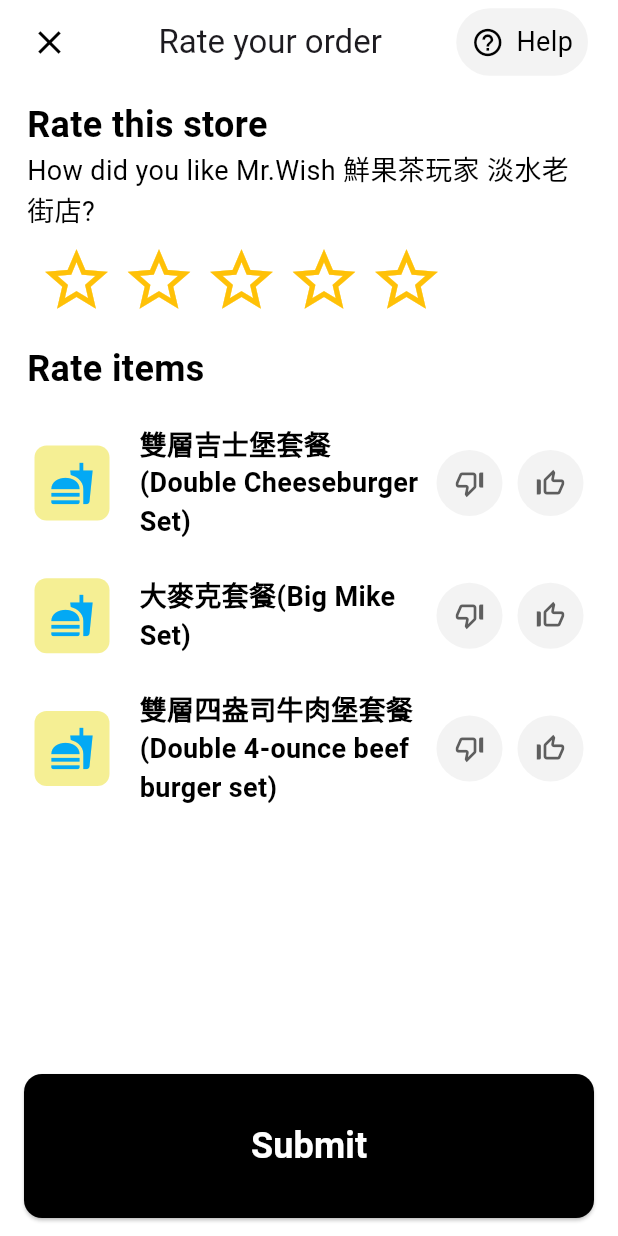
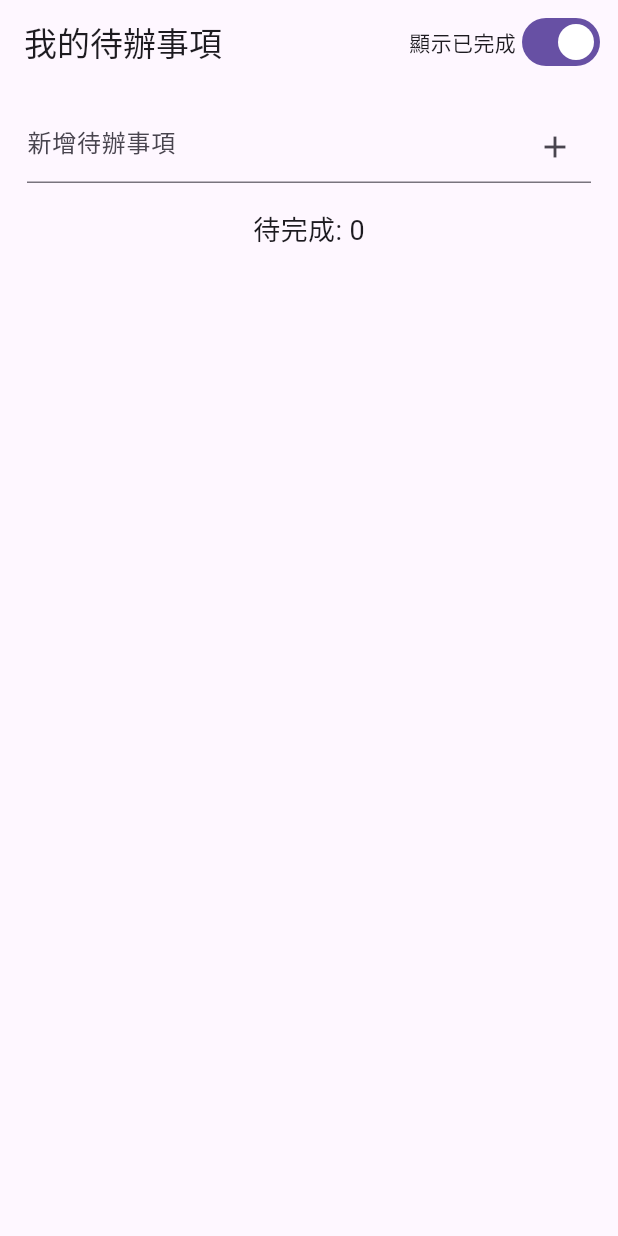
Before and after one commit to SmartManPeter/flutter_train, a Flutter app: the screen it shows after launch, on a phone screen of 412 x 824 dp. Run offline on Flutter 3.47's test engine with Material 3 defaults, Android fonts, the phone set to English and light mode, and no system bars.

Commit message:
hw-06初次上傳

```diff
--- /dev/null
+++ b/devtools_options.yaml
@@ -0,0 +1,3 @@
+description: This file stores settings for Dart & Flutter DevTools.
+documentation: https://docs.flutter.dev/tools/devtools/extensions#configure-extension-enablement-states
+extensions:
--- a/lib/data/rate_item_data.dart
+++ /dev/null
@@ -1,111 +0,0 @@
-import 'dart:convert';
-
-import 'package:flutter/services.dart';
-import 'package:flutter_riverpod/flutter_riverpod.dart';
-
-class RateItemData {
-  final int itemid;
-  final String itemname;
-  final List<Rate> rates;
-  bool isGood;
-  bool isBad;
-
-  // constructor
-  RateItemData({
-    required this.itemid,
-    required this.itemname,
-    required this.rates,
-    this.isGood = false,
-    this.isBad = false,
-  });
-
-  // fromJson
-  factory RateItemData.fromJson(Map<String, dynamic> json) {
-    return RateItemData(
-      itemid: json['id'],
-      itemname: json['name'],
-      rates: Rate.fromJsonList(json['rates']),
-    );
-  }
-  // fromJsonList
-  static List<RateItemData> fromJsonList(List<dynamic> list) {
-    return list.map((e) => RateItemData.fromJson(e)).toList();
-  }
-}
-
-class Rate {
-  final String ratevalue;
-  final String ratetext;
-  bool rateselected;
-
-  // constructor
-  Rate({
-    required this.ratevalue,
-    required this.ratetext,
-    required this.rateselected,
-  });
-
-  // fromJson
-  factory Rate.fromJson(Map<String, dynamic> json) {
-    return Rate(
-      ratevalue: json['ratevalue'],
-      ratetext: json['ratetext'],
-      rateselected: false,
-    );
-  }
-  // fromJsonList
-  static List<Rate> fromJsonList(List<dynamic> list) {
-    return list.map((e) => Rate.fromJson(e)).toList();
-  }
-}
-
-class RateNotifier extends StateNotifier<List<RateItemData>> {
-  RateNotifier() : super([]) {
-    loadRates();
-  }
-
-  Future<void> loadRates() async {
-    try {
-      final String jsonString = await rootBundle.loadString('assets/json/rate_item.json');
-      final List<dynamic> jsonData = jsonDecode(jsonString);
-      state = RateItemData.fromJsonList(jsonData);
-    } catch (e) {
-      throw Exception('Failed to load data: $e');
-    }
-  }
-
-  void toggleGood(int itemId) {
-    final item = state.firstWhere((item) => item.itemid == itemId);
-    if (item.isBad) {
-      for (var rate in item.rates) {
-        rate.rateselected = false;
-      }
-    }
-    item.isGood = true;
-    item.isBad = false;
-    state = List.from(state);
-  }
-
-  void toggleBad(int itemId) {
-    final item = state.firstWhere((item) => item.itemid == itemId);
-    if (item.isGood) {
-      for (var rate in item.rates) {
-        rate.rateselected = false;
-      }
-    }
-    item.isGood = false;
-    item.isBad = true;
-    state = List.from(state);
-  }
-
-  void toggleRateSelection(int itemId, String rateValue) {
-    final item = state.firstWhere((item) => item.itemid == itemId);
-    final rate = item.rates.firstWhere((rate) => rate.ratevalue == rateValue);
-    rate.rateselected = !rate.rateselected;
-    state = List.from(state);
-  }
-}
-
-final rateitemProvider = StateNotifierProvider<RateNotifier, List<RateItemData>>((ref) {
-  return RateNotifier();
-});
--- a/lib/main.dart
+++ b/lib/main.dart
@@ -1,159 +1,20 @@
 import 'package:flutter/material.dart';
-import 'package:flutter_riverpod/flutter_riverpod.dart';
-import 'package:homework1/widgets/rate_item.dart';
-import 'package:homework1/widgets/star_rating.dart';
+import 'package:provider/provider.dart';
+import 'package:homework1/widgets/todoScreen.dart';
 
 void main() {
-  runApp(ProviderScope(child: const MainApp()));
+  runApp(const MyApp());
 }
 
-class MainApp extends StatelessWidget {
-  const MainApp({super.key});
+class MyApp extends StatelessWidget {
+  const MyApp({super.key});
 
   @override
   Widget build(BuildContext context) {
-    return MaterialApp(
-      home: Scaffold(
-        backgroundColor: Colors.white,
-        appBar: AppBar(
-          surfaceTintColor: Colors.white,
-          backgroundColor: Colors.white,
-          elevation: 0,
-          leading: Transform.translate(
-            offset: Offset(5, 0),
-            child: Icon(
-              Icons.close,
-              color: Colors.black,
-              size: 26,
-            ),
-          ),
-          title: Row(
-            mainAxisAlignment: MainAxisAlignment.center,
-            children: [
-              Expanded(
-                child: Text('Rate your order', textAlign: TextAlign.center),
-              ),
-            ],
-          ),
-          actions: [
-            Row(
-              children: [
-                Container(
-                  height: 45,
-                  alignment: Alignment.center,
-                  decoration: BoxDecoration(
-                    color: Color(0xFFF3F3F3),
-                    borderRadius: BorderRadius.all(Radius.circular(24.0)), // 設置圓角半徑
-                  ),
-                  child: Row(
-                    children: [
-                      SizedBox(
-                        width: 10,
-                      ),
-                      Icon(
-                        Icons.help_outline,
-                        color: Colors.black,
-                        size: 22,
-                      ),
-                      SizedBox(
-                        width: 8,
-                      ),
-                      Text(
-                        "Help",
-                        style: TextStyle(
-                          color: Colors.black,
-                          fontSize: 18,
-                          fontWeight: FontWeight.normal,
-                        ),
-                      ),
-                      SizedBox(
-                        width: 10,
-                      ),
-                    ],
-                  ),
-                ),
-                SizedBox(
-                  width: 20,
-                ),
-              ],
-            )
-          ],
-        ),
-        body: Container(
-          color: Colors.white,
-          child: Padding(
-            padding: const EdgeInsets.only(top: 10, bottom: 0, left: 18.0, right: 18.0),
-            child: ListView(
-              children: [
-                Column(
-                  crossAxisAlignment: CrossAxisAlignment.start,
-                  children: [
-                    Text(
-                      'Rate this store',
-                      style: TextStyle(
-                        color: Colors.black,
-                        fontSize: 24,
-                        fontWeight: FontWeight.bold,
-                      ),
-                    ),
-                    Text(
-                      'How did you like Mr.Wish 鮮果茶玩家 淡水老街店?',
-                      style: TextStyle(
-                        color: Colors.black,
-                        fontSize: 18,
-                        fontWeight: FontWeight.normal,
-                      ),
-                    ),
-                    StarRating(
-                      rating: 0,
-                      onRatingChanged: (int value) {},
-                    ),
-                    SizedBox(
-                      height: 15,
-                    ),
-                    Text(
-                      'Rate items',
-                      style: TextStyle(
-                        color: Colors.black,
-                        fontSize: 24,
-                        fontWeight: FontWeight.bold,
-                      ),
-                    ),
-                    SizedBox(
-                      height: 15,
-                    ),
-                    RateList(),
-                  ],
-                ),
-              ],
-            ),
-          ),
-        ),
-        bottomNavigationBar: SizedBox(
-          height: 120,
-          child: BottomAppBar(
-            color: Colors.white,
-            child: ElevatedButton(
-              onPressed: () {},
-              style: ElevatedButton.styleFrom(
-                backgroundColor: Colors.black, // 設定按鈕顏色
-                foregroundColor: Colors.white, // 設定文字顏色
-                padding: EdgeInsets.symmetric(horizontal: 20, vertical: 12), // 內距
-                shape: RoundedRectangleBorder(
-                  borderRadius: BorderRadius.circular(12), // 圓角
-                ),
-              ),
-              child: Text(
-                "Submit",
-                style: TextStyle(
-                  color: Colors.white,
-                  fontSize: 24,
-                  fontWeight: FontWeight.bold,
-                ),
-              ),
-            ),
-          ),
-        ),
+    return ChangeNotifierProvider(
+      create: (context) => TodoProvider(),
+      child: MaterialApp(
+        home: TodoScreen(),
       ),
     );
   }
--- a/lib/widgets/rate_item.dart
+++ /dev/null
@@ -1,142 +0,0 @@
-import 'package:flutter/material.dart';
-import 'package:flutter_riverpod/flutter_riverpod.dart';
-import 'package:homework1/data/rate_item_data.dart';
-
-class RateItemWidget extends ConsumerWidget {
-  final RateItemData rateItem;
-
-  const RateItemWidget({super.key, required this.rateItem});
-
-  @override
-  Widget build(BuildContext context, WidgetRef ref) {
-    final rateNotifier = ref.watch(rateitemProvider.notifier);
-
-    return Column(
-      crossAxisAlignment: CrossAxisAlignment.start,
-      children: [
-        Padding(
-          padding: const EdgeInsets.only(top: 5, bottom: 5, left: 5, right: 5),
-          child: Row(
-            children: [
-              Container(
-                height: 50,
-                width: 50,
-                decoration: BoxDecoration(
-                  color: Color.fromARGB(184, 241, 233, 107),
-                  borderRadius: BorderRadius.all(Radius.circular(8.0)), // 設置圓角半徑
-                ),
-                child: Icon(
-                  Icons.fastfood,
-                  color: Colors.lightBlue,
-                  size: 30,
-                ),
-              ),
-              SizedBox(
-                width: 20,
-              ),
-              Expanded(
-                child: Text(
-                  rateItem.itemname,
-                  style: TextStyle(
-                    color: Colors.black,
-                    fontSize: 18,
-                    fontWeight: FontWeight.bold,
-                  ),
-                ),
-              ),
-              SizedBox(
-                width: 10,
-              ),
-              GestureDetector(
-                onTap: () => rateNotifier.toggleBad(rateItem.itemid),
-                child: Container(
-                  height: 44,
-                  width: 44,
-                  decoration: BoxDecoration(
-                    color: rateItem.isBad ? Colors.black : Color(0xFFF3F3F3),
-                    borderRadius: BorderRadius.all(Radius.circular(30.0)), // 設置圓角半徑
-                  ),
-                  child: Icon(
-                    Icons.thumb_down_off_alt,
-                    color: rateItem.isBad ? Color(0xFFF3F3F3) : Color(0xFF5E5E5E),
-                    size: 22,
-                  ),
-                ),
-              ),
-              SizedBox(
-                width: 10,
-              ),
-              GestureDetector(
-                onTap: () => rateNotifier.toggleGood(rateItem.itemid),
-                child: Container(
-                  height: 44,
-                  width: 44,
-                  decoration: BoxDecoration(
-                    color: rateItem.isGood ? Colors.black : Color(0xFFF3F3F3),
-                    borderRadius: BorderRadius.all(Radius.circular(30.0)), // 設置圓角半徑
-                  ),
-                  child: Icon(
-                    Icons.thumb_up_off_alt,
-                    color: rateItem.isGood ? Color(0xFFF3F3F3) : Color(0xFF5E5E5E),
-                    size: 22,
-                  ),
-                ),
-              ),
-            ],
-          ),
-        ),
-        SizedBox(
-          height: 5,
-        ),
-        if (rateItem.isBad)
-          Wrap(
-            spacing: 10.0,
-            runSpacing: 1.0,
-            children: rateItem.rates.map(
-              (rate) {
-                return ChoiceChip(
-                  showCheckmark: false,
-                  shape: RoundedRectangleBorder(
-                    borderRadius: BorderRadius.circular(24), // 設定圓角
-                  ),
-                  backgroundColor: Color(0xFFF3F3F3),
-                  selectedColor: Color(0xFF5E5E5E),
-                  label: Text(
-                    rate.ratetext,
-                    style: TextStyle(
-                      color: rate.rateselected ? Colors.white : Colors.black,
-                      fontSize: 16,
-                      fontWeight: FontWeight.normal,
-                    ),
-                  ),
-                  selected: rate.rateselected,
-                  onSelected: (selected) => rateNotifier.toggleRateSelection(rateItem.itemid, rate.ratevalue),
-                );
-              },
-            ).toList(),
-          ),
-        SizedBox(
-          height: 8,
-        ),
-      ],
-    );
-  }
-}
-
-class RateList extends ConsumerWidget {
-  const RateList({super.key});
-
-  @override
-  Widget build(BuildContext context, WidgetRef ref) {
-    final rateList = ref.watch(rateitemProvider);
-
-    return ListView.builder(
-      shrinkWrap: true, // ListView只用必要的高度
-      physics: NeverScrollableScrollPhysics(), // 禁止內層捲動
-      itemCount: rateList.length,
-      itemBuilder: (context, index) {
-        return RateItemWidget(rateItem: rateList[index]);
-      },
-    );
-  }
-}
--- a/lib/widgets/star_rating.dart
+++ /dev/null
@@ -1,115 +0,0 @@
-import 'package:flutter/material.dart';
-
-/*評分元件*/
-class StarRating extends StatefulWidget {
-  final int rating;
-  final ValueChanged<int> onRatingChanged;
-  const StarRating({
-    super.key,
-    required this.rating,
-    required this.onRatingChanged,
-  });
-
-  @override
-  StarRatingState createState() => StarRatingState();
-}
-
-class StarRatingState extends State<StarRating> {
-  final TextEditingController _textController = TextEditingController();
-  late int _currentRating;
-
-  @override
-  void initState() {
-    super.initState();
-    _currentRating = widget.rating;
-  }
-
-  void _onRatingChanged(int newRating) {
-    setState(() {
-      _currentRating = newRating;
-    });
-    widget.onRatingChanged(newRating);
-    if (_currentRating != 5) {
-      _textController.text = "";
-    }
-  }
-
-  @override
-  void dispose() {
-    _textController.dispose(); // 釋放控制器
-    super.dispose();
-  }
-
-  @override
-  Widget build(BuildContext context) {
-    return Column(
-      crossAxisAlignment: CrossAxisAlignment.start,
-      children: [
-        Row(
-          mainAxisSize: MainAxisSize.min,
-          children: [
-            for (int starIndex = 1; starIndex <= 5; starIndex++)
-              Star(
-                filled: starIndex <= _currentRating,
-                onPressed: () => _onRatingChanged(starIndex),
-              ),
-          ],
-        ),
-        if (_currentRating == 5)
-          Column(
-            children: [
-              SizedBox(
-                height: 20,
-              ),
-              Container(
-                height: 100, // 固定高度
-                decoration: BoxDecoration(
-                  color: Colors.grey[200], // 背景顏色
-                  borderRadius: BorderRadius.circular(10), // 圓角
-                  border: Border.all(color: Colors.grey), // 邊框
-                ),
-                child: TextField(
-                  controller: _textController, // 設定控制器
-                  style: TextStyle(fontSize: 20),
-                  maxLines: null, // 允許換行
-                  keyboardType: TextInputType.multiline, // 允許多行輸入
-                  decoration: InputDecoration(
-                    hintText: "Share what you loved about your order.",
-                    contentPadding: EdgeInsets.symmetric(horizontal: 16, vertical: 12),
-                    border: InputBorder.none, // 移除預設邊框
-                  ),
-                ),
-              ),
-            ],
-          ),
-      ],
-    );
-  }
-}
-
-/*評分元件附屬-基礎星星元件*/
-class Star extends StatelessWidget {
-  final bool filled;
-  final VoidCallback onPressed;
-  const Star({
-    super.key,
-    required this.filled,
-    required this.onPressed,
-  });
-
-  @override
-  Widget build(BuildContext context) {
-    return SizedBox(
-      width: 55,
-      height: 60,
-      child: IconButton(
-        icon: Icon(
-          filled ? Icons.star : Icons.star_border,
-          color: Colors.amber,
-          size: 50,
-        ),
-        onPressed: onPressed,
-      ),
-    );
-  }
-}
--- /dev/null
+++ b/lib/widgets/todoScreen.dart
@@ -0,0 +1,144 @@
+import 'package:flutter/material.dart';
+import 'package:provider/provider.dart';
+
+class Todo {
+  String title;
+  bool isCompleted;
+
+  Todo({required this.title, this.isCompleted = false});
+}
+
+class TodoProvider extends ChangeNotifier {
+  final List<Todo> _todos = [];
+
+  List<Todo> get todos => _todos;
+
+  void addTodo(String title) {
+    _todos.add(Todo(title: title));
+    notifyListeners();
+  }
+
+  void toggleTodo(int index) {
+    _todos[index].isCompleted = !_todos[index].isCompleted;
+    notifyListeners();
+  }
+
+  void removeTodo(int index) {
+    _todos.removeAt(index);
+    notifyListeners();
+  }
+}
+
+class TodoScreen extends StatefulWidget {
+  const TodoScreen({super.key});
+
+  @override
+  TodoScreenState createState() => TodoScreenState();
+}
+
+class TodoScreenState extends State<TodoScreen> {
+  final TextEditingController _controller = TextEditingController();
+  bool _showCompleted = true;
+
+  @override
+  Widget build(BuildContext context) {
+    final todoProvider = Provider.of<TodoProvider>(context);
+    final filteredTodos =
+        _showCompleted ? todoProvider.todos : todoProvider.todos.where((todo) => !todo.isCompleted).toList();
+
+    return Scaffold(
+      appBar: AppBar(
+        title: const Text("我的待辦事項"),
+        actions: [
+          Row(
+            children: [
+              const Text("顯示已完成"),
+              Switch(
+                value: _showCompleted,
+                onChanged: (value) {
+                  setState(
+                    () {
+                      _showCompleted = value;
+                    },
+                  );
+                },
+              ),
+              const SizedBox(
+                width: 8,
+              ),
+            ],
+          ),
+        ],
+      ),
+      body: Column(
+        children: [
+          Padding(
+            padding: const EdgeInsets.all(18),
+            child: TextField(
+              controller: _controller,
+              decoration: InputDecoration(
+                hintText: "新增待辦事項",
+                suffixIcon: IconButton(
+                  icon: const Icon(Icons.add),
+                  onPressed: () {
+                    if (_controller.text.isNotEmpty) {
+                      todoProvider.addTodo(_controller.text);
+                      _controller.clear();
+                    }
+                  },
+                ),
+              ),
+            ),
+          ),
+          Center(
+            child: Text(
+              "待完成: ${todoProvider.todos.where((todo) => !todo.isCompleted).length}",
+              style: const TextStyle(
+                fontSize: 18,
+                fontWeight: FontWeight.normal,
+              ),
+            ),
+          ),
+          Expanded(
+            child: Padding(
+              padding: EdgeInsets.only(left: 18.0, top: 5.0, right: 18.0, bottom: 5.0),
+              child: ListView.builder(
+                itemCount: filteredTodos.length,
+                itemBuilder: (context, index) {
+                  final todo = filteredTodos[index];
+                  return ListTile(
+                    leading: Transform.scale(
+                      scale: 1.2,
+                      child: Checkbox(
+                        value: todo.isCompleted,
+                        onChanged: (value) {
+                          todoProvider.toggleTodo(todoProvider.todos.indexOf(todo));
+                        },
+                      ),
+                    ),
+                    title: Text(
+                      todo.title,
+                      style: TextStyle(
+                        fontSize: 18,
+                        decoration: todo.isCompleted ? TextDecoration.lineThrough : TextDecoration.none,
+                      ),
+                    ),
+                    trailing: IconButton(
+                      icon: const Icon(
+                        Icons.delete,
+                        size: 30,
+                      ),
+                      onPressed: () {
+                        todoProvider.removeTodo(todoProvider.todos.indexOf(todo));
+                      },
+                    ),
+                  );
+                },
+              ),
+            ),
+          ),
+        ],
+      ),
+    );
+  }
+}
--- a/pubspec.yaml
+++ b/pubspec.yaml
@@ -11,6 +11,7 @@ dependencies:
     sdk: flutter
   flutter_riverpod: ^2.6.1
   intl: ^0.20.2
+  provider: ^6.1.4
 
 dev_dependencies:
   flutter_test:
```
Also changed, not shown: pubspec.lock, 1 other file.
